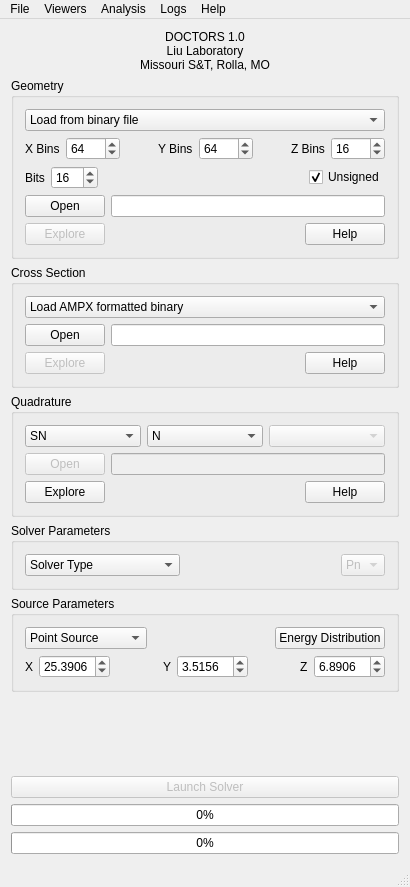
This is doctors/mainwindow.ui in eNorris/thesis as Qt 5 draws it before an edit. The edited form follows.
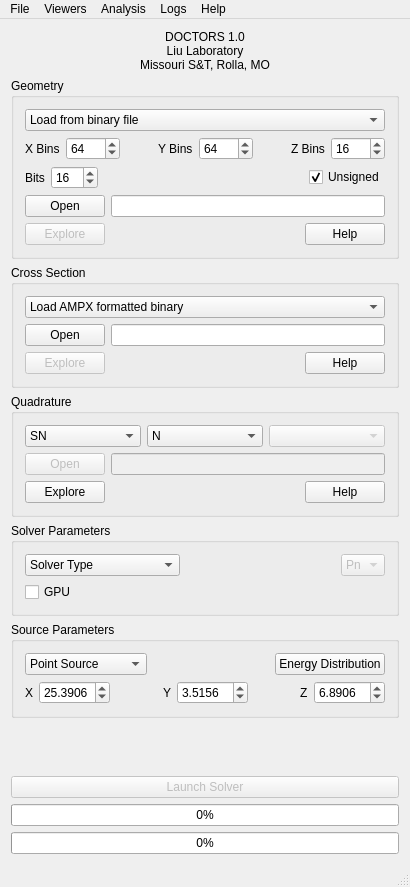
This is the edited form.

Commit message: Added a GPU checkbox and implemented its slot to update the SolverParams object. This will then call the correct cpu/gpu implementation

Patch:
```diff
--- a/doctors/mainwindow.ui
+++ b/doctors/mainwindow.ui
@@ -655,6 +655,13 @@
            </item>
           </layout>
          </item>
+         <item>
+          <widget class="QCheckBox" name="solverGpuCheckBox">
+           <property name="text">
+            <string>GPU</string>
+           </property>
+          </widget>
+         </item>
         </layout>
        </widget>
       </item>
```
The commit also changes 3 other files.
